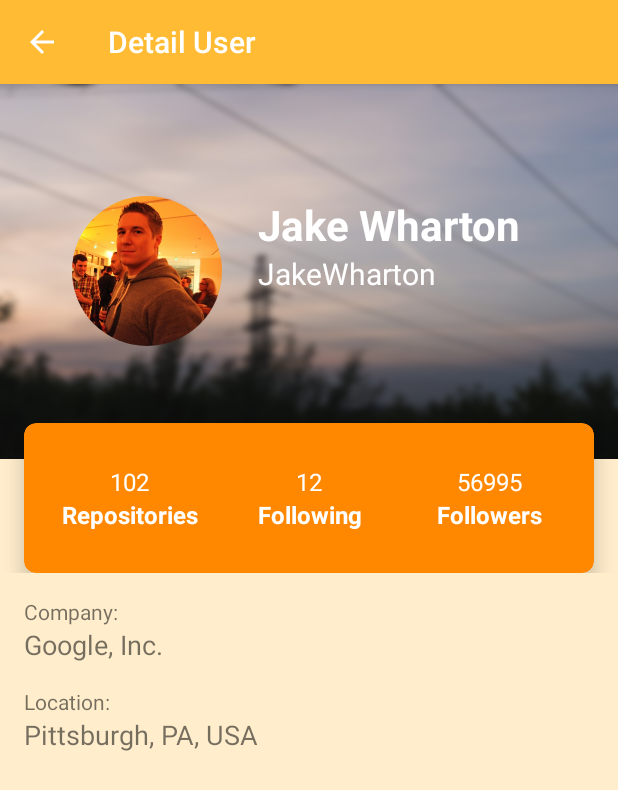
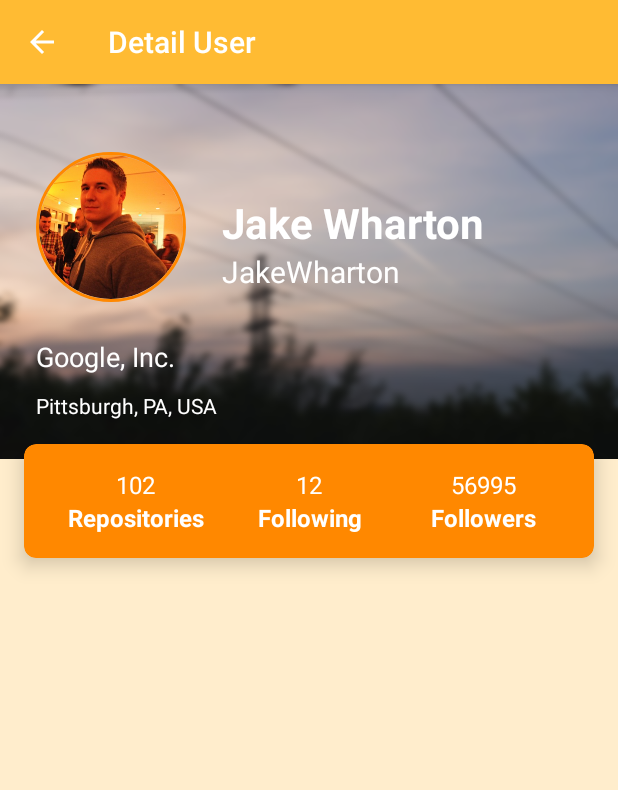
Before and after one commit to fauzan264/GithubUser, an Android app: the screen it shows after launch (DetailActivity), after a tap on "Jake Wharton", on a phone screen of 412 x 824 dp. Shown: the top 790 px of the screen. Run offline under Robolectric (Android 15) with nearby library versions, the phone set to English and light mode, and no system bars; our stand-ins replace CircleImageView.

Commit message:
RelativeLayout to ConstraintLayout

```diff
--- a/app/src/main/res/layout/activity_detail.xml
+++ b/app/src/main/res/layout/activity_detail.xml
@@ -1,210 +1,190 @@
 <?xml version="1.0" encoding="utf-8"?>
-<RelativeLayout xmlns:android="http://schemas.android.com/apk/res/android"
+<androidx.constraintlayout.widget.ConstraintLayout xmlns:android="http://schemas.android.com/apk/res/android"
     xmlns:app="http://schemas.android.com/apk/res-auto"
     xmlns:tools="http://schemas.android.com/tools"
     android:layout_width="match_parent"
     android:layout_height="match_parent"
-    android:orientation="vertical"
     android:background="@color/bgColor"
     tools:context=".DetailActivity">
 
-    <RelativeLayout
+    <View
         android:id="@+id/head_profile"
         android:layout_width="match_parent"
         android:layout_height="250dp"
-        android:background="@drawable/background">
-
-        <RelativeLayout
-            android:layout_width="match_parent"
-            android:layout_height="wrap_content"
-            android:layout_margin="24dp"
-            android:padding="24dp"
-            android:layout_centerVertical="true"
-            android:layout_centerHorizontal="true">
+        android:background="@drawable/background"
+        app:layout_constraintEnd_toEndOf="parent"
+        app:layout_constraintStart_toStartOf="parent"
+        app:layout_constraintTop_toTopOf="parent" />
 
     <de.hdodenhof.circleimageview.CircleImageView
         android:id="@+id/img_profile"
         android:layout_width="100dp"
         android:layout_height="100dp"
-                android:src="@mipmap/ic_launcher_round" />
+        android:src="@mipmap/ic_launcher_round"
+        android:layout_marginStart="24dp"
+        app:civ_border_width="2dp"
+        app:civ_border_color="@android:color/holo_orange_dark"
+        app:layout_constraintBottom_toBottomOf="@+id/head_profile"
+        app:layout_constraintStart_toStartOf="parent"
+        app:layout_constraintTop_toTopOf="@+id/head_profile"
+        app:layout_constraintVertical_bias="0.300" />
 
     <TextView
         android:id="@+id/tv_name"
-                android:layout_width="wrap_content"
+        android:layout_width="0dp"
         android:layout_height="wrap_content"
         android:layout_toEndOf="@id/img_profile"
-                android:layout_marginStart="24dp"
+        android:textColor="@android:color/white"
+        android:textSize="28sp"
         android:textStyle="bold"
-                android:textSize="28sp"
-                android:textColor="@android:color/white"
+        android:layout_margin="24dp"
+        app:layout_constraintBottom_toBottomOf="@+id/head_profile"
+        app:layout_constraintStart_toEndOf="@+id/img_profile"
+        app:layout_constraintTop_toTopOf="@+id/head_profile"
+        app:layout_constraintVertical_bias="0.300"
         tools:text="@string/name" />
 
     <TextView
         android:id="@+id/tv_username"
-                android:layout_width="wrap_content"
+        android:layout_width="0dp"
         android:layout_height="wrap_content"
+        android:layout_below="@id/tv_name"
         android:layout_toEndOf="@id/img_profile"
-                android:layout_below="@id/tv_name"
+        android:textColor="@android:color/white"
+        android:textSize="20sp"
         android:layout_marginStart="24dp"
-                android:textSize="20sp"
-                android:textColor="@android:color/white"
+        app:layout_constraintStart_toEndOf="@+id/img_profile"
+        app:layout_constraintTop_toBottomOf="@+id/tv_name"
         tools:text="@string/username" />
 
-        </RelativeLayout>
+    <TextView
+        android:id="@+id/tv_company"
+        android:layout_width="0dp"
+        android:layout_height="wrap_content"
+        android:textSize="18sp"
+        android:layout_marginStart="24dp"
+        android:textColor="@android:color/white"
+        app:layout_constraintBottom_toBottomOf="@+id/head_profile"
+        app:layout_constraintStart_toStartOf="parent"
+        app:layout_constraintTop_toBottomOf="@+id/img_profile"
+        app:layout_constraintVertical_bias="0.300"
+        tools:text="@string/company" />
 
-    </RelativeLayout>
-
-    <RelativeLayout
-        android:id="@+id/count_info"
-        android:layout_width="match_parent"
+    <TextView
+        android:id="@+id/tv_location"
+        android:layout_width="0dp"
         android:layout_height="wrap_content"
-        android:layout_marginTop="-24dp"
-        android:layout_below="@id/head_profile">
+        android:layout_marginStart="24dp"
+        android:layout_marginBottom="16dp"
+        android:textColor="@android:color/white"
+        app:layout_constraintBottom_toBottomOf="@+id/head_profile"
+        app:layout_constraintStart_toStartOf="@+id/head_profile"
+        app:layout_constraintTop_toBottomOf="@+id/tv_company"
+        tools:text="@string/location" />
 
     <androidx.cardview.widget.CardView
-            android:layout_width="match_parent"
+        android:layout_width="0dp"
         android:layout_height="wrap_content"
+        android:layout_marginEnd="16dp"
+        android:layout_marginStart="16dp"
+        android:layout_marginTop="16dp"
         app:cardBackgroundColor="@android:color/holo_orange_dark"
         app:cardCornerRadius="8dp"
         app:cardElevation="8dp"
-            android:layout_marginLeft="16dp"
-            android:layout_marginRight="16dp">
+        app:layout_constraintEnd_toEndOf="parent"
+        app:layout_constraintStart_toStartOf="parent"
+        app:layout_constraintTop_toBottomOf="@+id/tv_location">
 
-            <LinearLayout
+        <androidx.constraintlayout.widget.ConstraintLayout
+            android:id="@+id/cardLayout"
             android:layout_width="match_parent"
-                android:layout_height="wrap_content"
-                android:gravity="center_horizontal"
-                android:padding="16dp"
-                android:orientation="horizontal">
-
-                <LinearLayout
-                    android:layout_width="120dp"
-                    android:layout_height="wrap_content"
-                    android:padding="12dp"
-                    android:orientation="vertical">
+            android:layout_height="match_parent"
+            android:padding="16dp">
 
             <TextView
                 android:id="@+id/tv_repo"
-                        android:layout_width="match_parent"
+                android:layout_width="0dp"
+                android:layout_height="wrap_content"
                 android:gravity="center"
-                        android:layout_height="wrap_content"
+                android:textColor="@android:color/white"
                 android:textSize="16sp"
-                        android:textColor="@android:color/white"
+                app:layout_constraintEnd_toStartOf="@+id/tv_following"
+                app:layout_constraintHorizontal_bias="0.5"
+                app:layout_constraintStart_toStartOf="parent"
+                app:layout_constraintTop_toTopOf="parent"
                 tools:text="@string/_100k" />
 
             <TextView
-                        android:layout_width="match_parent"
+                android:id="@+id/textView"
+                android:layout_width="0dp"
                 android:layout_height="wrap_content"
                 android:gravity="center"
+                android:text="@string/repositories"
+                android:textColor="@android:color/white"
+                android:textSize="16sp"
                 android:textStyle="bold"
-                        android:textSize="16sp"
-                        android:textColor="@android:color/white"
-                        android:text="@string/repositories" />
-                </LinearLayout>
-
-                <LinearLayout
-                    android:layout_width="120dp"
-                    android:layout_height="wrap_content"
-                    android:padding="12dp"
-                    android:orientation="vertical">
+                app:layout_constraintBottom_toBottomOf="parent"
+                app:layout_constraintEnd_toStartOf="@+id/textView2"
+                app:layout_constraintHorizontal_bias="0.5"
+                app:layout_constraintStart_toStartOf="parent"
+                app:layout_constraintTop_toBottomOf="@+id/tv_repo" />
 
             <TextView
                 android:id="@+id/tv_following"
-                        android:layout_width="match_parent"
+                android:layout_width="0dp"
                 android:layout_height="wrap_content"
                 android:gravity="center"
+                android:textColor="@android:color/white"
                 android:textSize="16sp"
-                        android:textColor="@android:color/white"
+                app:layout_constraintEnd_toStartOf="@+id/tv_followers"
+                app:layout_constraintHorizontal_bias="0.5"
+                app:layout_constraintStart_toEndOf="@+id/tv_repo"
+                app:layout_constraintTop_toTopOf="@+id/tv_repo"
                 tools:text="@string/_100k" />
 
             <TextView
-                        android:layout_width="match_parent"
+                android:id="@+id/textView2"
+                android:layout_width="0dp"
                 android:layout_height="wrap_content"
                 android:gravity="center"
+                android:text="@string/following"
+                android:textColor="@android:color/white"
+                android:textSize="16sp"
                 android:textStyle="bold"
-                        android:textSize="16sp"
-                        android:textColor="@android:color/white"
-                        android:text="@string/following" />
-
-                </LinearLayout>
-
-                <LinearLayout
-                    android:layout_width="120dp"
-                    android:layout_height="wrap_content"
-                    android:padding="12dp"
-                    android:orientation="vertical">
+                app:layout_constraintBottom_toBottomOf="parent"
+                app:layout_constraintEnd_toStartOf="@+id/textView3"
+                app:layout_constraintHorizontal_bias="0.5"
+                app:layout_constraintStart_toEndOf="@+id/textView" />
 
             <TextView
                 android:id="@+id/tv_followers"
-                        android:layout_width="match_parent"
+                android:layout_width="0dp"
+                android:layout_height="wrap_content"
                 android:gravity="center"
-                        android:layout_height="wrap_content"
+                android:textColor="@android:color/white"
                 android:textSize="16sp"
-                        android:textColor="@android:color/white"
+                app:layout_constraintEnd_toEndOf="parent"
+                app:layout_constraintHorizontal_bias="0.5"
+                app:layout_constraintStart_toEndOf="@+id/tv_following"
+                app:layout_constraintTop_toTopOf="@+id/tv_following"
                 tools:text="@string/_100k" />
 
             <TextView
-                        android:layout_width="match_parent"
+                android:id="@+id/textView3"
+                android:layout_width="0dp"
                 android:layout_height="wrap_content"
                 android:gravity="center"
+                android:text="@string/followers"
+                android:textColor="@android:color/white"
+                android:textSize="16sp"
                 android:textStyle="bold"
-                        android:textSize="16sp"
-                        android:textColor="@android:color/white"
-                        android:text="@string/followers" />
-                </LinearLayout>
+                app:layout_constraintBottom_toBottomOf="parent"
+                app:layout_constraintEnd_toEndOf="parent"
+                app:layout_constraintHorizontal_bias="0.5"
+                app:layout_constraintStart_toEndOf="@+id/textView2" />
 
-            </LinearLayout>
+        </androidx.constraintlayout.widget.ConstraintLayout>
 
     </androidx.cardview.widget.CardView>
-    </RelativeLayout>
-    <RelativeLayout
-        android:layout_width="match_parent"
-        android:layout_height="wrap_content"
-        android:layout_below="@id/count_info"
-        android:padding="16sp">
 
-        <RelativeLayout
-            android:id="@+id/info_company"
-            android:layout_width="match_parent"
-            android:layout_height="wrap_content"
-            android:layout_marginBottom="16sp">
-
-            <TextView
-                android:id="@+id/title_company"
-                android:layout_width="match_parent"
-                android:layout_height="wrap_content"
-                android:text="@string/title_company" />
-
-            <TextView
-                android:id="@+id/tv_company"
-                android:layout_width="match_parent"
-                android:layout_height="wrap_content"
-                android:textSize="18sp"
-                android:layout_below="@id/title_company"
-                tools:text="@string/company" />
-        </RelativeLayout>
-
-        <RelativeLayout
-            android:layout_width="match_parent"
-            android:layout_height="wrap_content"
-            android:layout_below="@id/info_company">
-
-            <TextView
-                android:id="@+id/title_location"
-                android:layout_width="match_parent"
-                android:layout_height="wrap_content"
-                android:text="@string/title_location" />
-
-            <TextView
-                android:id="@+id/tv_location"
-                android:layout_width="match_parent"
-                android:layout_height="wrap_content"
-                android:layout_below="@id/title_location"
-                android:textSize="18sp"
-                tools:text="@string/location"/>
-
-        </RelativeLayout>
-
-    </RelativeLayout>
-
-</RelativeLayout>
+</androidx.constraintlayout.widget.ConstraintLayout>
```
Lines whose indentation alone changed are shown as unchanged.
